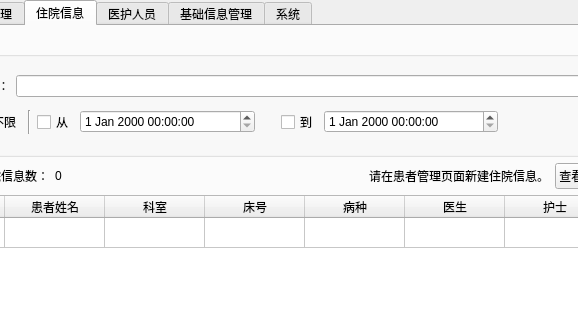
First picture: the form in PhysioMgr/MainWindow.ui, repository yuylong/PhysioMgr, before the edit; both pictures show x 120 to 698 and y 0 to 320 of the 906 by 529 pixel window.
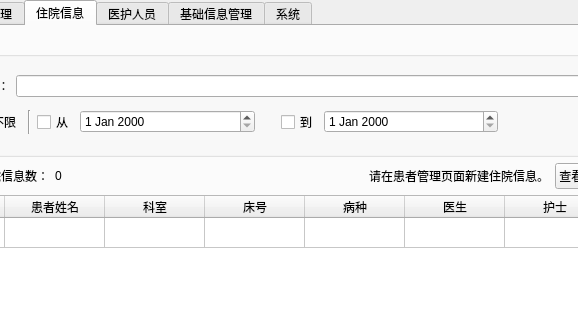
Second picture: the form after the edit.

Commit message: Add the hospital record dialog.

What changed in the file:
```diff
--- a/PhysioMgr/MainWindow.ui
+++ b/PhysioMgr/MainWindow.ui
@@ -395,7 +395,7 @@
                 </widget>
                </item>
                <item>
-                <widget class="QDateTimeEdit" name="dateTimeEdit"/>
+                <widget class="QDateEdit" name="deHospiRecStartDate"/>
                </item>
                <item>
                 <spacer name="horizontalSpacer_9">
@@ -418,7 +418,7 @@
                 </widget>
                </item>
                <item>
-                <widget class="QDateTimeEdit" name="dateTimeEdit_2"/>
+                <widget class="QDateEdit" name="deHospiRecEndDate"/>
                </item>
                <item>
                 <spacer name="horizontalSpacer_8">
```
Left out of the diff: 10 changed lines with no effect on the pictures. The commit also changes 6 other files.
